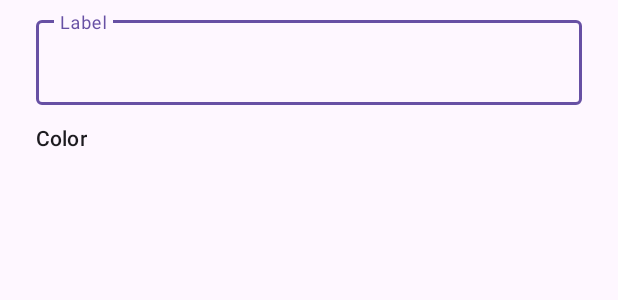
After one commit to Ibrahim41926/networkbn, an Android app: the layout dialogue_etiquette_connexion.xml on its own in the app's theme, with its tools: preview values and no code run, on a phone screen of 412 x 824 dp. The commit adds this screen. Shown: the top 300 px of the screen. Run offline under Robolectric (Android 15) with nearby library versions, the phone set to English and light mode, and no system bars.

Commit message:
Ajout coleur et nom sur les etiquettes

```diff
--- a/app/src/main/java/fr/istic/mob/networkBN/model/CouleurObjet.kt
+++ b/app/src/main/java/fr/istic/mob/networkBN/model/CouleurObjet.kt
@@ -1,7 +1,7 @@
 package fr.istic.mob.networkBN.model
 
 /**
- * Couleurs proposées à la création d'un objet.
+ * V2 : couleurs proposées à la création d'un objet ou d'une connexion.
  *
  *  - [id]   : identifiant stable ("red", "green"...), indépendant de la langue.
  *  - [argb] : valeur ARGB utilisée pour le dessin (pas de dépendance Android).
--- a/app/src/main/java/fr/istic/mob/networkBN/model/Objet.kt
+++ b/app/src/main/java/fr/istic/mob/networkBN/model/Objet.kt
@@ -6,7 +6,7 @@ package fr.istic.mob.networkBN.model
  *  - [id]        : identifiant STABLE et unique, attribué par [Graph] (jamais réutilisé).
  *  - [etiquette] : texte saisi par l'utilisateur (non vide, non traduit).
  *  - [position]  : centre de l'objet, dans le repère du plan.
- *  - [couleur]   : couleur choisie à la création (vert par défaut).
+ *  - [couleur]   : V2 : couleur choisie à la création (vert par défaut).
  *
  * Constructeur `internal` : seul [Graph.addObjet] crée des objets.
  */
--- a/app/src/main/res/drawable/ic_coche.xml
+++ b/app/src/main/res/drawable/ic_coche.xml
@@ -1,5 +1,5 @@
 <?xml version="1.0" encoding="utf-8"?>
-<!-- Coche blanche affichée sur la pastille de couleur sélectionnée. -->
+<!-- V2 : coche blanche affichée sur la pastille de couleur sélectionnée. -->
 <vector xmlns:android="http://schemas.android.com/apk/res/android"
     android:width="24dp"
     android:height="24dp"
--- a/app/src/main/res/layout/dialogue_etiquette.xml
+++ b/app/src/main/res/layout/dialogue_etiquette.xml
@@ -23,6 +23,7 @@
 
     </com.google.android.material.textfield.TextInputLayout>
 
+    <!-- V2 : libellé « Couleur » au-dessus des pastilles. -->
     <TextView
         android:id="@+id/libelle_couleur"
         android:layout_width="wrap_content"
@@ -31,7 +32,7 @@
         android:text="@string/libelle_couleur"
         android:textAppearance="?attr/textAppearanceLabelLarge" />
 
-    <!-- Pastilles de couleur, ajoutées par MainActivity (une par CouleurObjet). -->
+    <!-- V2 : pastilles de couleur, ajoutées par MainActivity (une par CouleurObjet). -->
     <LinearLayout
         android:id="@+id/pastilles_couleur"
         android:layout_width="match_parent"
--- /dev/null
+++ b/app/src/main/res/layout/dialogue_etiquette_connexion.xml
@@ -0,0 +1,44 @@
+<?xml version="1.0" encoding="utf-8"?>
+<!-- V2 : boîte « Nouvelle connexion » : champ Étiquette + choix de la couleur (comme « Nouvel objet »). -->
+<LinearLayout xmlns:android="http://schemas.android.com/apk/res/android"
+    android:layout_width="match_parent"
+    android:layout_height="wrap_content"
+    android:orientation="vertical"
+    android:paddingStart="24dp"
+    android:paddingTop="8dp"
+    android:paddingEnd="24dp">
+
+    <com.google.android.material.textfield.TextInputLayout
+        android:id="@+id/cadre_etiquette_connexion"
+        android:layout_width="match_parent"
+        android:layout_height="wrap_content"
+        android:hint="@string/indice_etiquette">
+
+        <com.google.android.material.textfield.TextInputEditText
+            android:id="@+id/champ_etiquette_connexion"
+            android:layout_width="match_parent"
+            android:layout_height="wrap_content"
+            android:imeOptions="actionDone"
+            android:inputType="text"
+            android:maxLines="1" />
+
+    </com.google.android.material.textfield.TextInputLayout>
+
+    <!-- V2 : libellé « Couleur » au-dessus des pastilles. -->
+    <TextView
+        android:layout_width="wrap_content"
+        android:layout_height="wrap_content"
+        android:layout_marginTop="12dp"
+        android:text="@string/libelle_couleur"
+        android:textAppearance="?attr/textAppearanceLabelLarge" />
+
+    <!-- V2 : pastilles de couleur, ajoutées par SelecteurCouleur. -->
+    <LinearLayout
+        android:id="@+id/pastilles_couleur_connexion"
+        android:layout_width="match_parent"
+        android:layout_height="wrap_content"
+        android:layout_marginTop="8dp"
+        android:gravity="center_vertical"
+        android:orientation="horizontal" />
+
+</LinearLayout>
--- a/app/src/main/res/values/strings.xml
+++ b/app/src/main/res/values/strings.xml
@@ -14,6 +14,7 @@
     <string name="indice_etiquette">Label</string>
     <string name="erreur_etiquette_vide">The label cannot be empty</string>
 
+    <!-- V2 : choix de la couleur d'un objet. -->
     <string name="libelle_couleur">Color</string>
     <string name="couleur_rouge">Red</string>
     <string name="couleur_vert">Green</string>
@@ -23,6 +24,9 @@
     <string name="couleur_magenta">Magenta</string>
     <string name="couleur_noir">Black</string>
 
+    <!-- V2 : étiquette obligatoire à la création d'une connexion. -->
+    <string name="titre_ajout_connexion">New connection</string>
+
     <string name="titre_reinitialiser">Reset the network?</string>
     <string name="message_reinitialiser">All objects and connections will be deleted.</string>
 
```
Also changed, not shown: app/src/main/java/fr/istic/mob/networkBN/MainActivity.kt (+89 -81 lines), app/src/main/java/fr/istic/mob/networkBN/model/Connexion.kt (+7 -6 lines), app/src/main/java/fr/istic/mob/networkBN/model/Graph.kt (+15 -5 lines), app/src/main/java/fr/istic/mob/networkBN/view/GrapheView.kt (+11 -8 lines), app/src/main/java/fr/istic/mob/networkBN/view/SelecteurCouleur.kt (added, +98 -0 lines), app/src/main/java/fr/istic/mob/networkBN/viewModel/ConnexionEnAttente.kt (added, +11 -0 lines), app/src/main/java/fr/istic/mob/networkBN/viewModel/GraphViewModel.kt (+67 -11 lines), 1 other file.
